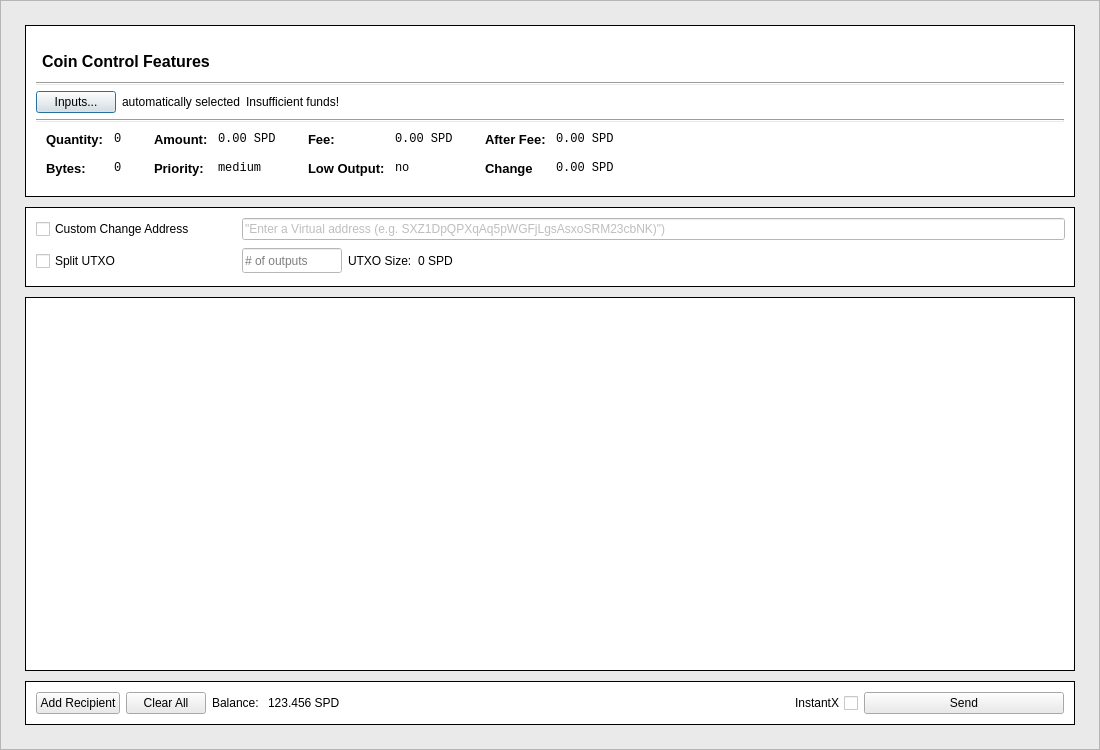
Old version of the form src/qt/forms/sendcoinsdialog.ui in the repository Virtual-Dev/Virtual.
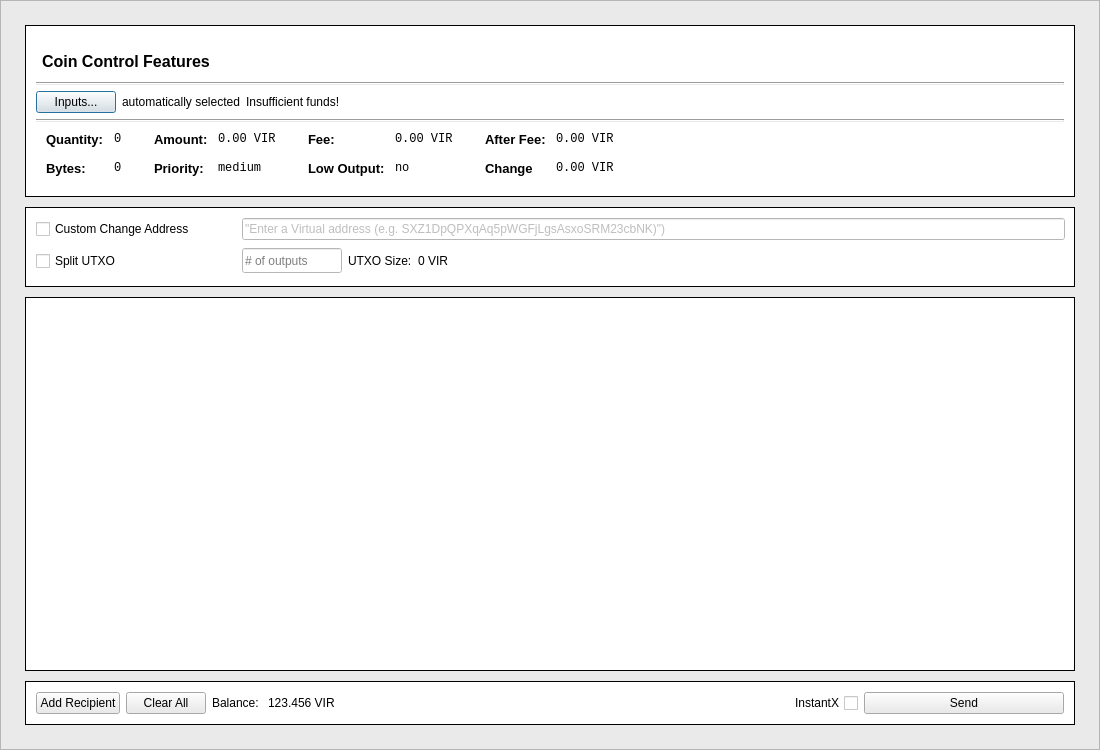
New version of the form.

What changed in the file:
```diff
--- a/src/qt/forms/sendcoinsdialog.ui
+++ b/src/qt/forms/sendcoinsdialog.ui
@@ -545,7 +545,7 @@
                        <enum>Qt::ActionsContextMenu</enum>
                       </property>
                       <property name="text">
-                       <string>0.00 SPD</string>
+                       <string>0.00 VIR</string>
                       </property>
                       <property name="textInteractionFlags">
                        <set>Qt::LinksAccessibleByMouse|Qt::TextSelectableByKeyboard|Qt::TextSelectableByMouse</set>
@@ -645,7 +645,7 @@
                        <enum>Qt::ActionsContextMenu</enum>
                       </property>
                       <property name="text">
-                       <string>0.00 SPD</string>
+                       <string>0.00 VIR</string>
                       </property>
                       <property name="textInteractionFlags">
                        <set>Qt::LinksAccessibleByMouse|Qt::TextSelectableByKeyboard|Qt::TextSelectableByMouse</set>
@@ -745,7 +745,7 @@
                        <enum>Qt::ActionsContextMenu</enum>
                       </property>
                       <property name="text">
-                       <string>0.00 SPD</string>
+                       <string>0.00 VIR</string>
                       </property>
                       <property name="textInteractionFlags">
                        <set>Qt::LinksAccessibleByMouse|Qt::TextSelectableByKeyboard|Qt::TextSelectableByMouse</set>
@@ -784,7 +784,7 @@
                        <enum>Qt::ActionsContextMenu</enum>
                       </property>
                       <property name="text">
-                       <string>0.00 SPD</string>
+                       <string>0.00 VIR</string>
                       </property>
                       <property name="textInteractionFlags">
                        <set>Qt::LinksAccessibleByMouse|Qt::TextSelectableByKeyboard|Qt::TextSelectableByMouse</set>
@@ -903,7 +903,7 @@
                   <string notr="true">background-color: #fff</string>
                  </property>
                  <property name="text">
-                  <string>0 SPD</string>
+                  <string>0 VIR</string>
                  </property>
                 </widget>
                </item>
@@ -1148,7 +1148,7 @@
                   <string notr="true">background-color: #fff</string>
                  </property>
                  <property name="text">
-                  <string>123.456 SPD</string>
+                  <string>123.456 VIR</string>
                  </property>
                 </widget>
                </item>
```
